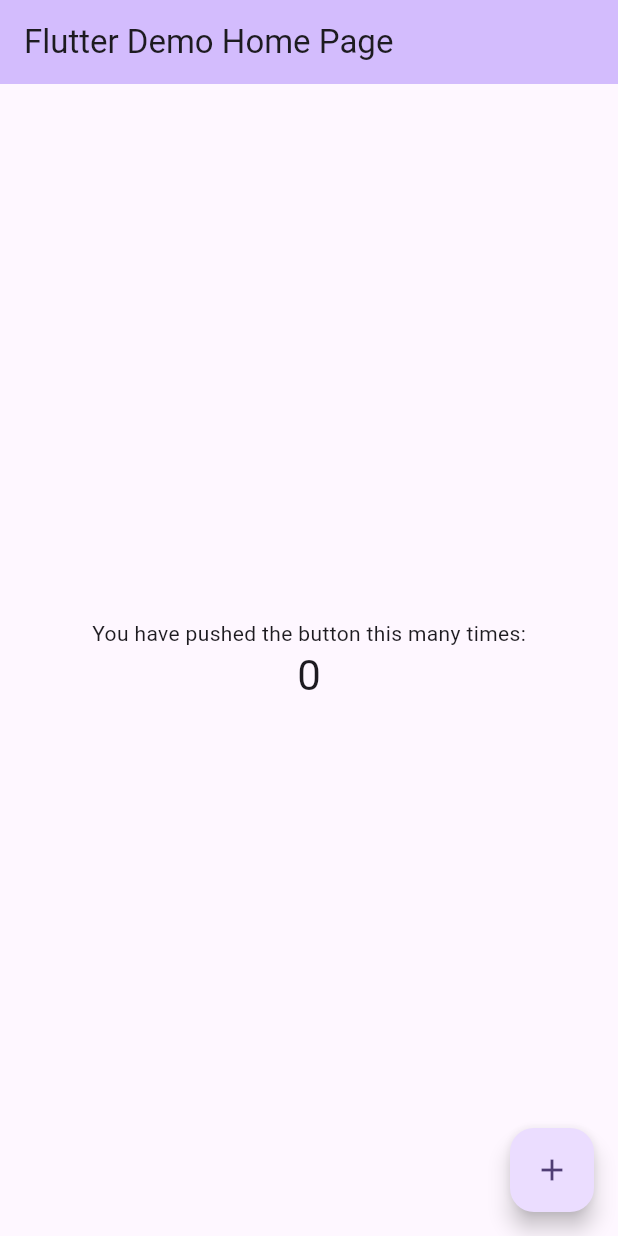
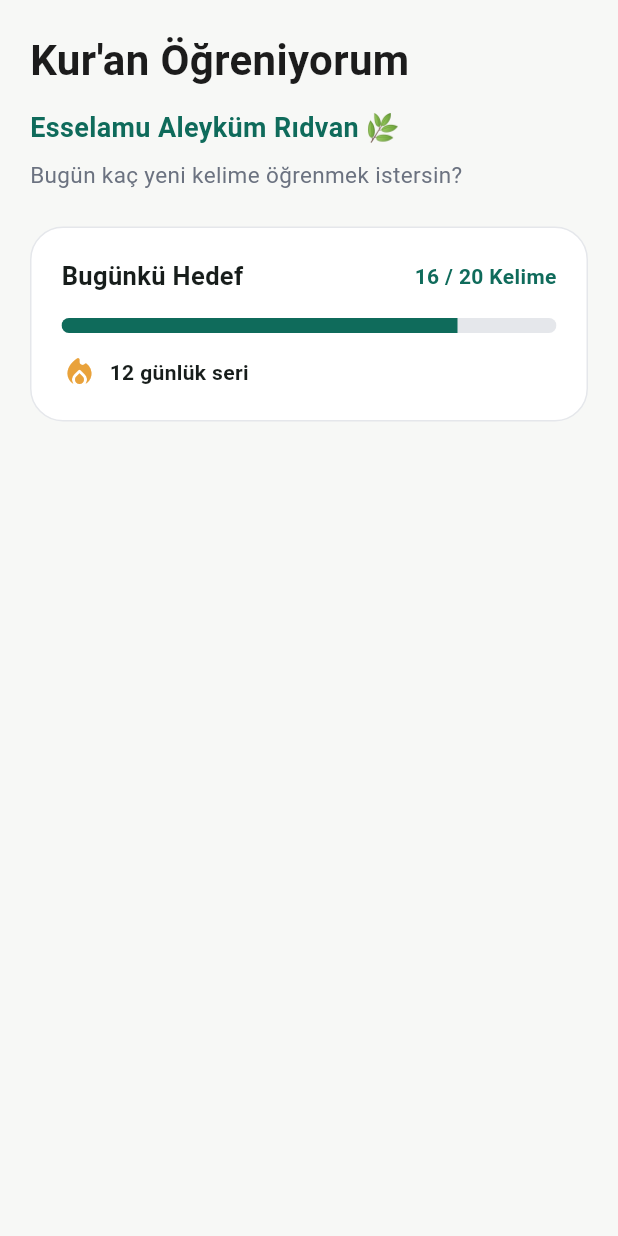
Before and after one commit to ridvanyenen/kuran_ogreniyorum, a Flutter app: the screen it shows after launch, on a phone screen of 412 x 824 dp. Run offline on Flutter 3.47's test engine with Material 3 defaults, Android fonts, the phone set to English and light mode, and no system bars.

Commit message:
feat: add home header and daily goal card

```diff
--- /dev/null
+++ b/lib/app/app.dart
@@ -0,0 +1,17 @@
+import 'package:flutter/material.dart';
+import '../features/home/home_page.dart';
+import 'theme.dart';
+
+class KuranOgreniyorumApp extends StatelessWidget {
+  const KuranOgreniyorumApp({super.key});
+
+  @override
+  Widget build(BuildContext context) {
+    return MaterialApp(
+      title: 'Kur\'an Öğreniyorum',
+      debugShowCheckedModeBanner: false,
+      theme: AppTheme.lightTheme,
+      home: const HomePage(),
+    );
+  }
+}
--- /dev/null
+++ b/lib/app/theme.dart
@@ -0,0 +1,35 @@
+import 'package:flutter/material.dart';
+import '../core/constants/app_colors.dart';
+import 'theme.dart';
+
+class AppTheme {
+  static ThemeData lightTheme = ThemeData(
+    useMaterial3: true,
+
+    scaffoldBackgroundColor: AppColors.background,
+
+    colorScheme: ColorScheme.fromSeed(
+      seedColor: AppColors.primary,
+      primary: AppColors.primary,
+      secondary: AppColors.accent,
+      surface: AppColors.surface,
+    ),
+
+    appBarTheme: const AppBarTheme(
+      centerTitle: true,
+      elevation: 0,
+      backgroundColor: AppColors.background,
+      foregroundColor: AppColors.textPrimary,
+    ),
+
+    cardTheme: CardThemeData(
+      color: AppColors.surface,
+      elevation: 0,
+      shape: RoundedRectangleBorder(
+        borderRadius: BorderRadius.circular(18),
+      ),
+    ),
+
+    dividerColor: AppColors.divider,
+  );
+}
--- /dev/null
+++ b/lib/core/constants/app_colors.dart
@@ -0,0 +1,21 @@
+import 'package:flutter/material.dart';
+
+abstract final class AppColors {
+  static const Color primary = Color(0xFF0F6B5B);
+  static const Color primaryDark = Color(0xFF084C41);
+  static const Color accent = Color(0xFFD4AF37);
+
+  static const Color background = Color(0xFFF7F8F6);
+  static const Color surface = Color(0xFFFFFFFF);
+
+  static const Color textPrimary = Color(0xFF1C1C1C);
+  static const Color textSecondary = Color(0xFF6B7280);
+
+  static const Color success = Color(0xFF2E8B57);
+  static const Color warning = Color(0xFFE9A23B);
+  static const Color error = Color(0xFFC94C4C);
+
+  static const Color divider = Color(0xFFE5E7EB);
+
+  const AppColors._();
+}
--- /dev/null
+++ b/lib/features/home/home_page.dart
@@ -0,0 +1,112 @@
+import 'package:flutter/material.dart';
+import '../../core/constants/app_colors.dart';
+
+class HomePage extends StatelessWidget {
+  const HomePage({super.key});
+
+  @override
+  Widget build(BuildContext context) {
+    return Scaffold(
+      body: SafeArea(
+        child: SingleChildScrollView(
+          padding: const EdgeInsets.all(20),
+          child: Column(
+            crossAxisAlignment: CrossAxisAlignment.start,
+            children: [
+              const Text(
+                'Kur\'an Öğreniyorum',
+                style: TextStyle(
+                  fontSize: 28,
+                  fontWeight: FontWeight.bold,
+                  color: AppColors.textPrimary,
+                ),
+              ),
+              const SizedBox(height: 12),
+              const Text(
+                'Esselamu Aleyküm Rıdvan 🌿',
+                style: TextStyle(
+                  fontSize: 18,
+                  fontWeight: FontWeight.w600,
+                  color: AppColors.primary,
+                ),
+              ),
+              const SizedBox(height: 8),
+              const Text(
+                'Bugün kaç yeni kelime öğrenmek istersin?',
+                style: TextStyle(
+                  fontSize: 15,
+                  color: AppColors.textSecondary,
+                ),
+              ),
+              const SizedBox(height: 24),
+              Container(
+                width: double.infinity,
+                padding: const EdgeInsets.all(20),
+                decoration: BoxDecoration(
+                  color: AppColors.surface,
+                  borderRadius: BorderRadius.circular(22),
+                  border: Border.all(
+                    color: AppColors.divider,
+                  ),
+                ),
+                child: Column(
+                  crossAxisAlignment: CrossAxisAlignment.start,
+                  children: [
+                    const Row(
+                      mainAxisAlignment: MainAxisAlignment.spaceBetween,
+                      children: [
+                        Text(
+                          'Bugünkü Hedef',
+                          style: TextStyle(
+                            fontSize: 17,
+                            fontWeight: FontWeight.bold,
+                          ),
+                        ),
+                        Text(
+                          '16 / 20 Kelime',
+                          style: TextStyle(
+                            fontSize: 14,
+                            fontWeight: FontWeight.w600,
+                            color: AppColors.primary,
+                          ),
+                        ),
+                      ],
+                    ),
+                    const SizedBox(height: 16),
+                    ClipRRect(
+                      borderRadius: BorderRadius.circular(20),
+                      child: const LinearProgressIndicator(
+                        value: 0.8,
+                        minHeight: 10,
+                        backgroundColor: AppColors.divider,
+                        valueColor: AlwaysStoppedAnimation<Color>(
+                          AppColors.primary,
+                        ),
+                      ),
+                    ),
+                    const SizedBox(height: 14),
+                    const Row(
+                      children: [
+                        Icon(
+                          Icons.local_fire_department_rounded,
+                          color: AppColors.warning,
+                        ),
+                        SizedBox(width: 8),
+                        Text(
+                          '12 günlük seri',
+                          style: TextStyle(
+                            fontWeight: FontWeight.w600,
+                          ),
+                        ),
+                      ],
+                    ),
+                  ],
+                ),
+              ),
+            ],
+          ),
+        ),
+      ),
+    );
+  }
+}
--- a/lib/main.dart
+++ b/lib/main.dart
@@ -1,122 +1,8 @@
 import 'package:flutter/material.dart';
+import 'app/app.dart';
 
 void main() {
-  runApp(const MyApp());
+  runApp(
+    const KuranOgreniyorumApp(),
+  );
 }
-
-class MyApp extends StatelessWidget {
-  const MyApp({super.key});
-
-  // This widget is the root of your application.
-  @override
-  Widget build(BuildContext context) {
-    return MaterialApp(
-      title: 'Flutter Demo',
-      theme: ThemeData(
-        // This is the theme of your application.
-        //
-        // TRY THIS: Try running your application with "flutter run". You'll see
-        // the application has a purple toolbar. Then, without quitting the app,
-        // try changing the seedColor in the colorScheme below to Colors.green
-        // and then invoke "hot reload" (save your changes or press the "hot
-        // reload" button in a Flutter-supported IDE, or press "r" if you used
-        // the command line to start the app).
-        //
-        // Notice that the counter didn't reset back to zero; the application
-        // state is not lost during the reload. To reset the state, use hot
-        // restart instead.
-        //
-        // This works for code too, not just values: Most code changes can be
-        // tested with just a hot reload.
-        colorScheme: .fromSeed(seedColor: Colors.deepPurple),
-      ),
-      home: const MyHomePage(title: 'Flutter Demo Home Page'),
-    );
-  }
-}
-
-class MyHomePage extends StatefulWidget {
-  const MyHomePage({super.key, required this.title});
-
-  // This widget is the home page of your application. It is stateful, meaning
-  // that it has a State object (defined below) that contains fields that affect
-  // how it looks.
-
-  // This class is the configuration for the state. It holds the values (in this
-  // case the title) provided by the parent (in this case the App widget) and
-  // used by the build method of the State. Fields in a Widget subclass are
-  // always marked "final".
-
-  final String title;
-
-  @override
-  State<MyHomePage> createState() => _MyHomePageState();
-}
-
-class _MyHomePageState extends State<MyHomePage> {
-  int _counter = 0;
-
-  void _incrementCounter() {
-    setState(() {
-      // This call to setState tells the Flutter framework that something has
-      // changed in this State, which causes it to rerun the build method below
-      // so that the display can reflect the updated values. If we changed
-      // _counter without calling setState(), then the build method would not be
-      // called again, and so nothing would appear to happen.
-      _counter++;
-    });
-  }
-
-  @override
-  Widget build(BuildContext context) {
-    // This method is rerun every time setState is called, for instance as done
-    // by the _incrementCounter method above.
-    //
-    // The Flutter framework has been optimized to make rerunning build methods
-    // fast, so that you can just rebuild anything that needs updating rather
-    // than having to individually change instances of widgets.
-    return Scaffold(
-      appBar: AppBar(
-        // TRY THIS: Try changing the color here to a specific color (to
-        // Colors.amber, perhaps?) and trigger a hot reload to see the AppBar
-        // change color while the other colors stay the same.
-        backgroundColor: Theme.of(context).colorScheme.inversePrimary,
-        // Here we take the value from the MyHomePage object that was created by
-        // the App.build method, and use it to set our appbar title.
-        title: Text(widget.title),
-      ),
-      body: Center(
-        // Center is a layout widget. It takes a single child and positions it
-        // in the middle of the parent.
-        child: Column(
-          // Column is also a layout widget. It takes a list of children and
-          // arranges them vertically. By default, it sizes itself to fit its
-          // children horizontally, and tries to be as tall as its parent.
-          //
-          // Column has various properties to control how it sizes itself and
-          // how it positions its children. Here we use mainAxisAlignment to
-          // center the children vertically; the main axis here is the vertical
-          // axis because Columns are vertical (the cross axis would be
-          // horizontal).
-          //
-          // TRY THIS: Invoke "debug painting" (choose the "Toggle Debug Paint"
-          // action in the IDE, or press "p" in the console), to see the
-          // wireframe for each widget.
-          mainAxisAlignment: .center,
-          children: [
-            const Text('You have pushed the button this many times:'),
-            Text(
-              '$_counter',
-              style: Theme.of(context).textTheme.headlineMedium,
-            ),
-          ],
-        ),
-      ),
-      floatingActionButton: FloatingActionButton(
-        onPressed: _incrementCounter,
-        tooltip: 'Increment',
-        child: const Icon(Icons.add),
-      ),
-    );
-  }
-}
```
